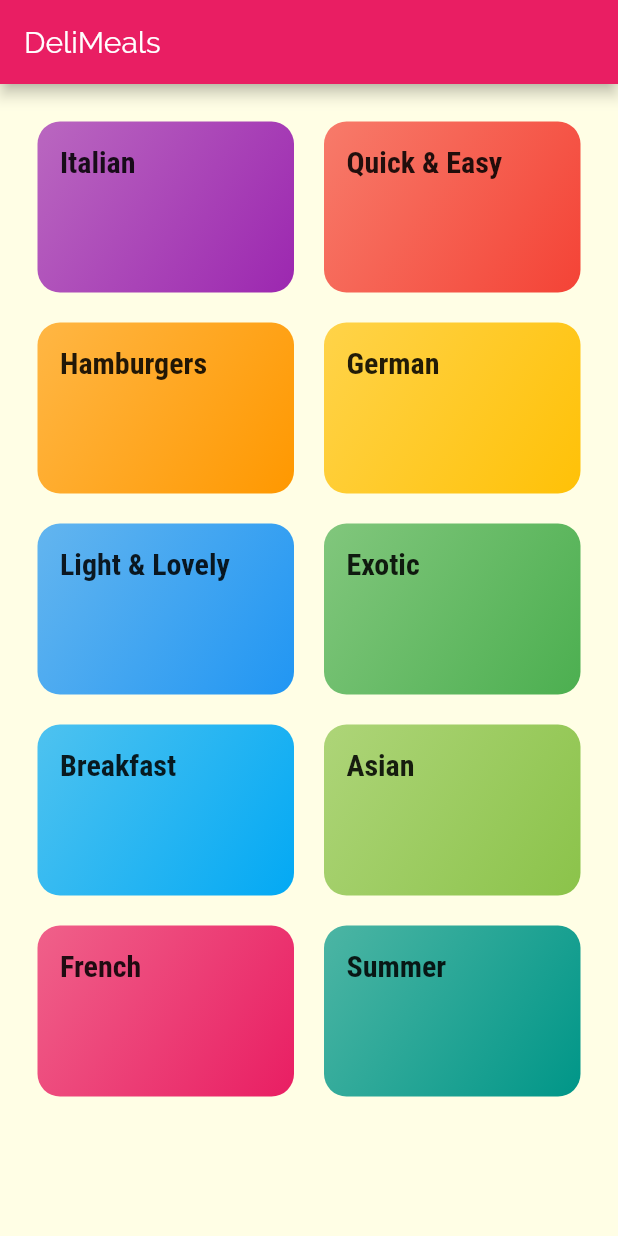
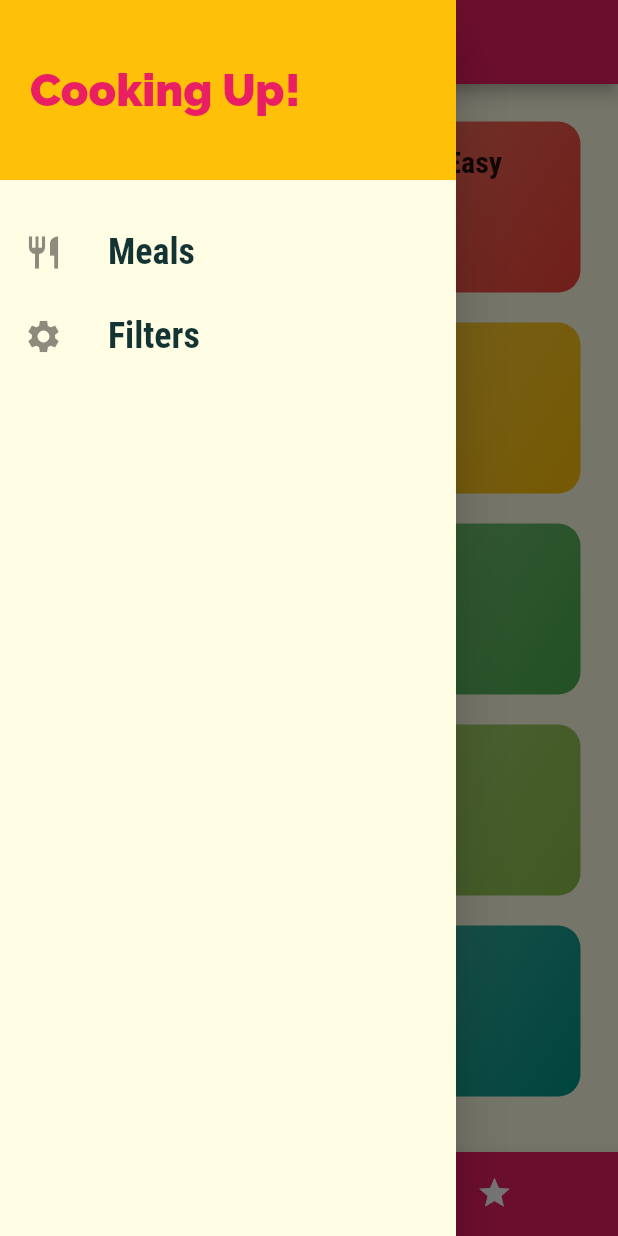
Before and after one commit to fadhilahm/udemy-flutter, a Flutter app: the screen it shows after launch, with the side drawer open (before the commit the screen has no drawer), on a phone screen of 412 x 824 dp. Run offline on Flutter 3.47's test engine with Material 2 defaults, Android fonts, the phone set to English and light mode, and no system bars.

Commit message:
Built the drawer and tabs navigation component.

```diff
--- a/delimeals/lib/main.dart
+++ b/delimeals/lib/main.dart
@@ -3,6 +3,7 @@ import 'package:flutter/material.dart';
 import './screens/categories_screen.dart';
 import './screens/category_meals_screen.dart';
 import './screens/meal_detail_screen.dart';
+import './screens/tabs_screen.dart';
 
 void main() => runApp(MyApp());
 
@@ -30,7 +31,7 @@ class MyApp extends StatelessWidget {
         // home: CategoriesScreen(),
         initialRoute: '/', // Default is already `/`.
         routes: {
-          '/': (ctx) => CategoriesScreen(),
+          '/': (ctx) => TabsScreen(),
           CategoryMealsScreen.routeName: (ctx) => CategoryMealsScreen(),
           MealDetailScreen.routeName: (ctx) => MealDetailScreen(),
         },
--- a/delimeals/lib/screens/categories_screen.dart
+++ b/delimeals/lib/screens/categories_screen.dart
@@ -6,11 +6,7 @@ import '../dummy_data.dart';
 class CategoriesScreen extends StatelessWidget {
   @override
   Widget build(BuildContext context) {
-    return Scaffold(
-      appBar: AppBar(
-        title: const Text('DeliMeals'),
-      ),
-      body: GridView(
+    return GridView(
       padding: const EdgeInsets.all(25),
       gridDelegate: SliverGridDelegateWithMaxCrossAxisExtent(
         maxCrossAxisExtent: 200,
@@ -22,7 +18,6 @@ class CategoriesScreen extends StatelessWidget {
           .map((catData) =>
               CategoryItem(catData.id, catData.title, catData.color))
           .toList(),
-      ),
     );
   }
 }
--- /dev/null
+++ b/delimeals/lib/screens/favorites_screen.dart
@@ -0,0 +1,12 @@
+import 'package:flutter/material.dart';
+
+class FavoritesScreen extends StatelessWidget {
+  @override
+  Widget build(BuildContext context) {
+    return Center(
+      child: Text(
+        'Hello, this is the favorites screen :D',
+      ),
+    );
+  }
+}
--- /dev/null
+++ b/delimeals/lib/screens/tabs_screen.dart
@@ -0,0 +1,57 @@
+import 'package:flutter/material.dart';
+
+import '../screens/categories_screen.dart';
+import '../screens/favorites_screen.dart';
+import '../widgets/main_drawer.dart';
+
+class TabsScreen extends StatefulWidget {
+  @override
+  _TabsScreenState createState() => _TabsScreenState();
+}
+
+class _TabsScreenState extends State<TabsScreen> {
+  final List<Map<String, Object>> _pages = [
+    {'title': 'Categories', 'page': CategoriesScreen()},
+    {'title': 'Your Favorites', 'page': FavoritesScreen()},
+  ];
+
+  int _selectedPageIndex = 0;
+
+  void _selectPage(int index) {
+    setState(() {
+      _selectedPageIndex = index;
+    });
+  }
+
+  @override
+  Widget build(BuildContext context) {
+    return Scaffold(
+      appBar: AppBar(
+        title: Text(
+          _pages[_selectedPageIndex]['title'],
+        ),
+      ),
+      drawer: MainDrawer(),
+      body: _pages[_selectedPageIndex]['page'],
+      bottomNavigationBar: BottomNavigationBar(
+        backgroundColor: Theme.of(context).primaryColor,
+        onTap: _selectPage,
+        selectedItemColor: Theme.of(context).accentColor,
+        unselectedItemColor: Colors.white,
+        currentIndex: _selectedPageIndex,
+        type: BottomNavigationBarType.shifting,
+        items: [
+          BottomNavigationBarItem(
+              icon: const Icon(Icons.category),
+              label: 'Categories',
+              backgroundColor: Theme.of(context).primaryColor),
+          BottomNavigationBarItem(
+            icon: const Icon(Icons.star),
+            label: 'Favorites',
+            backgroundColor: Colors.blue,
+          )
+        ],
+      ),
+    );
+  }
+}
--- /dev/null
+++ b/delimeals/lib/widgets/main_drawer.dart
@@ -0,0 +1,49 @@
+import 'package:flutter/material.dart';
+
+class MainDrawer extends StatelessWidget {
+  Widget buildListTile(String title, IconData icon) {
+    return ListTile(
+      leading: Icon(
+        icon,
+        size: 26,
+      ),
+      title: Text(
+        title,
+        style: TextStyle(
+          fontSize: 24,
+          fontFamily: 'RobotoCondensed',
+          fontWeight: FontWeight.bold,
+        ),
+      ),
+      onTap: () {},
+    );
+  }
+
+  @override
+  Widget build(BuildContext context) {
+    return Drawer(
+      child: Column(
+        children: [
+          Container(
+            height: 120,
+            width: double.infinity,
+            padding: const EdgeInsets.all(20),
+            color: Theme.of(context).accentColor,
+            alignment: Alignment.centerLeft,
+            child: Text(
+              'Cooking Up!',
+              style: TextStyle(
+                color: Theme.of(context).primaryColor,
+                fontSize: 30,
+                fontWeight: FontWeight.w900,
+              ),
+            ),
+          ),
+          const SizedBox(height: 20),
+          buildListTile('Meals', Icons.restaurant),
+          buildListTile('Filters', Icons.settings),
+        ],
+      ),
+    );
+  }
+}
```
Lines whose indentation alone changed are shown as unchanged.
